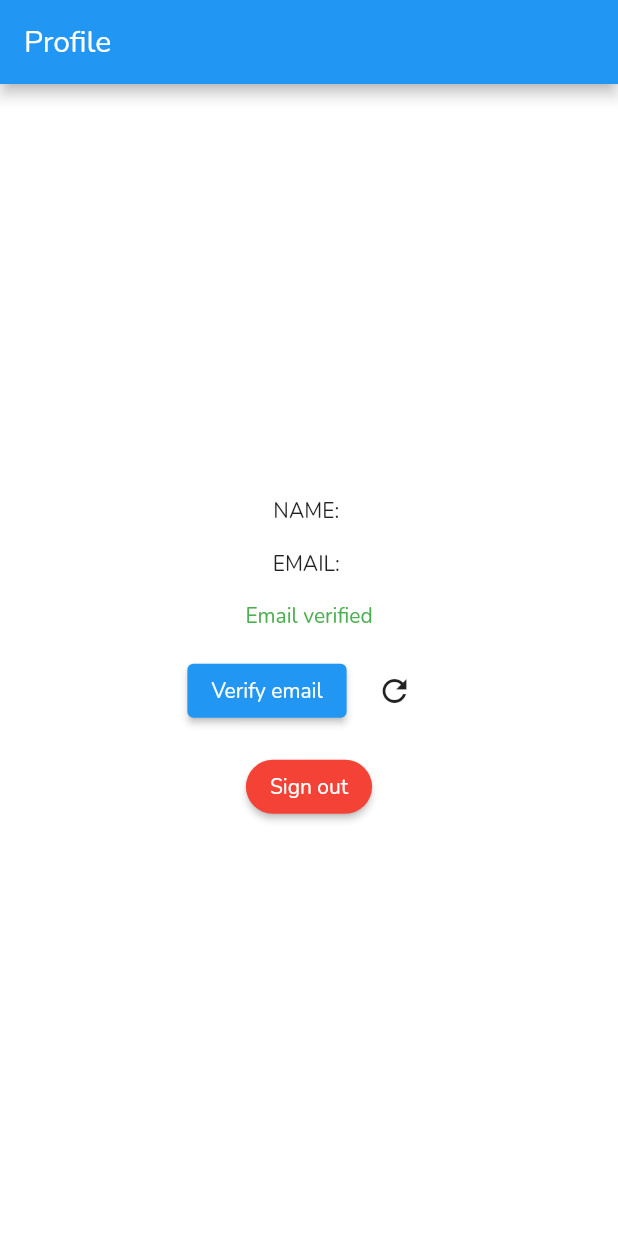
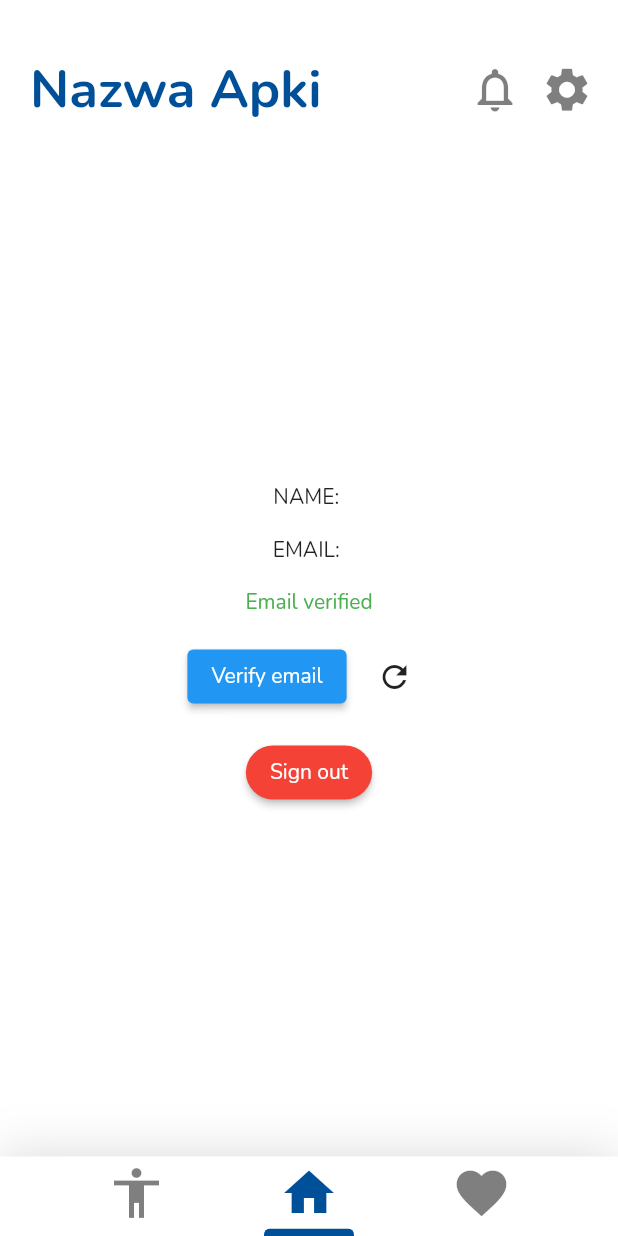
Before and after one commit to str000/RecycleLab, a Flutter app: the ProfilePage screen opened directly with empty values, on a phone screen of 412 x 824 dp. Run offline on Flutter 3.47's test engine with Material 2 defaults, Android fonts, the phone set to English and light mode, and no system bars; our stand-ins replace firebase_auth, firebase_core, google_sign_in; accounts and stored records are empty.

Commit message:
HomePage: TopBar + NavBar

```diff
--- a/lib/pages/profile_page.dart
+++ b/lib/pages/home_page.dart
@@ -9,6 +9,8 @@ import 'package:auth/utils/fire_auth.dart';
 //Theme
 
 //Widgets
+import 'package:auth/widgets/top_bar.dart';
+import 'package:auth/widgets/nav_bar.dart';
 
 class ProfilePage extends StatefulWidget {
   final User user;
@@ -34,8 +36,8 @@ class _ProfilePageState extends State<ProfilePage> {
   @override
   Widget build(BuildContext context) {
     return Scaffold(
-      appBar: AppBar(
-        title: Text('Profile'),
+      appBar: const TopBar(
+        height: 90,
       ),
       body: Center(
         child: Column(
@@ -128,6 +130,7 @@ class _ProfilePageState extends State<ProfilePage> {
           ],
         ),
       ),
+      bottomNavigationBar: const NavBar(),
     );
   }
 }
--- a/lib/pages/signin_page.dart
+++ b/lib/pages/signin_page.dart
@@ -4,7 +4,7 @@ import 'package:flutter/material.dart';
 import 'package:firebase_auth/firebase_auth.dart';
 import 'package:firebase_core/firebase_core.dart';
 //Pages
-import 'package:auth/pages/profile_page.dart';
+import 'package:auth/pages/home_page.dart';
 import 'package:auth/pages/signup_page.dart';
 //Utils
 import 'package:auth/utils/fire_auth.dart';
--- a/lib/pages/signup_page.dart
+++ b/lib/pages/signup_page.dart
@@ -5,7 +5,7 @@ import 'package:flutter/cupertino.dart';
 //Firebase Package
 import 'package:firebase_auth/firebase_auth.dart';
 //Pages
-import 'package:auth/pages/profile_page.dart';
+import 'package:auth/pages/home_page.dart';
 import 'package:auth/pages/signin_page.dart';
 //Utils
 import 'package:auth/utils/fire_auth.dart';
--- /dev/null
+++ b/lib/widgets/nav_bar.dart
@@ -0,0 +1,78 @@
+import 'package:auth/theme/colors.dart';
+import 'package:flutter/material.dart';
+
+class NavBar extends StatelessWidget {
+  const NavBar({Key? key}) : super(key: key);
+
+  @override
+  Widget build(BuildContext context) {
+    return Container(
+      height: 53,
+      decoration: const BoxDecoration(color: Colors.white, boxShadow: [
+        BoxShadow(
+          color: Color.fromRGBO(0, 0, 0, .15),
+          blurRadius: 30,
+          offset: Offset(0, 0),
+        )
+      ]),
+      child: Column(
+        children: [
+          Row(
+            mainAxisAlignment: MainAxisAlignment.spaceEvenly,
+            children: [
+              IconButton(
+                splashColor: Colors.transparent,
+                highlightColor: Colors.transparent,
+                padding: EdgeInsets.zero,
+                icon: const Icon(
+                  Icons.accessibility,
+                  size: 40,
+                  color: halfBlackColor,
+                ),
+                onPressed: () {},
+              ),
+              IconButton(
+                splashColor: Colors.transparent,
+                highlightColor: Colors.transparent,
+                padding: EdgeInsets.zero,
+                icon: const Icon(
+                  Icons.home,
+                  size: 40,
+                  color: primaryColor,
+                ),
+                onPressed: () {},
+              ),
+              IconButton(
+                splashColor: Colors.transparent,
+                highlightColor: Colors.transparent,
+                padding: EdgeInsets.zero,
+                icon: const Icon(
+                  Icons.favorite,
+                  size: 40,
+                  color: halfBlackColor,
+                ),
+                onPressed: () {},
+              ),
+            ],
+          ),
+          Row(
+            mainAxisAlignment: MainAxisAlignment.center,
+            children: [
+              ClipRRect(
+                borderRadius: const BorderRadius.only(
+                  topLeft: Radius.circular(4.0),
+                  topRight: Radius.circular(4.0),
+                ),
+                child: Container(
+                  width: 60.0,
+                  height: 5.0,
+                  color: primaryColor,
+                ),
+              ),
+            ],
+          ),
+        ],
+      ),
+    );
+  }
+}
--- /dev/null
+++ b/lib/widgets/top_bar.dart
@@ -0,0 +1,62 @@
+import 'package:auth/theme/colors.dart';
+import 'package:flutter/material.dart';
+
+class TopBar extends StatelessWidget implements PreferredSizeWidget {
+  final double height;
+
+  const TopBar({
+    required this.height,
+  });
+
+  @override
+  Widget build(BuildContext context) {
+    return Column(
+      children: [
+        Container(
+            height: 90,
+            color: Colors.white,
+            padding: const EdgeInsets.only(
+              top: 30.0,
+              left: 20.0,
+              right: 10.0,
+            ),
+            child: Row(
+                crossAxisAlignment: CrossAxisAlignment.center,
+                mainAxisAlignment: MainAxisAlignment.spaceBetween,
+                children: <Widget>[
+                  const Text('Nazwa Apki',
+                      style: TextStyle(
+                        fontSize: 35.0,
+                        color: primaryColor,
+                        fontWeight: FontWeight.w700,
+                      )),
+                  Row(children: <Widget>[
+                    IconButton(
+                        splashColor: Colors.transparent,
+                        highlightColor: Colors.transparent,
+                        padding: EdgeInsets.zero,
+                        icon: const Icon(
+                          Icons.notifications_none,
+                          size: 35,
+                          color: Color.fromRGBO(0, 0, 0, .5),
+                        ),
+                        onPressed: () {}),
+                    IconButton(
+                        splashColor: Colors.transparent,
+                        highlightColor: Colors.transparent,
+                        padding: EdgeInsets.zero,
+                        icon: const Icon(
+                          Icons.settings,
+                          size: 35,
+                          color: Color.fromRGBO(0, 0, 0, .5),
+                        ),
+                        onPressed: () {}),
+                  ])
+                ])),
+      ],
+    );
+  }
+
+  @override
+  Size get preferredSize => Size.fromHeight(height);
+}
```
